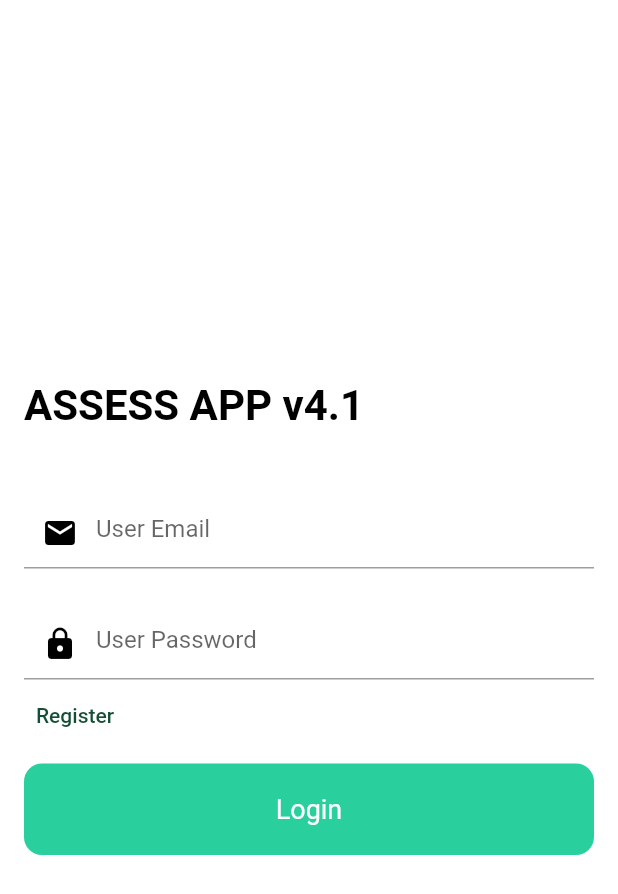
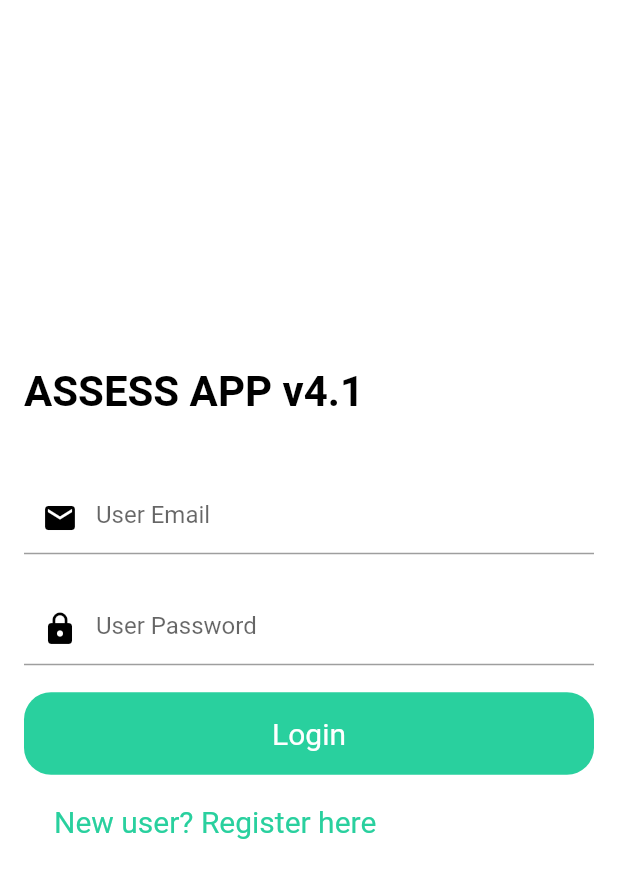
Before and after one commit to n1ghtbyte/Assessments-App, a Flutter app: the screen it shows after launch, on a phone screen of 412 x 824 dp. Shown: the top 894 px of the screen. Run offline on Flutter 3.47's test engine with Material 2 defaults, Android fonts, the phone set to English and light mode, and no system bars; our stand-ins replace cloud_firestore, firebase_auth, firebase_core, firebase_crashlytics, fl_chart, flutter_speed_dial and 2 more; accounts and stored records are empty.

Commit message:
refactor: Register more "intuitive"

```diff
--- a/lib/pages/Auth/LoginScreen.dart
+++ b/lib/pages/Auth/LoginScreen.dart
@@ -97,26 +97,17 @@ class _LoginScreenState extends State<LoginScreen> {
                 prefixIcon: Icon(Icons.lock, color: Colors.black),
               ),
             ),
-            TextButton(
-                onPressed: () {
-                  Navigator.of(context).push(MaterialPageRoute(
-                      builder: (context) => RegisterScreen()));
-                },
-                child: Text(
-                  "Register",
-                  style: TextStyle(color: Color.fromARGB(255, 21, 78, 54)),
-                )),
             SizedBox(
-              height: 8.0,
+              height: 18.0,
             ),
             Container(
               width: double.infinity,
               child: RawMaterialButton(
                 fillColor: Color(0xFF29D09E),
                 elevation: 0.0,
-                padding: EdgeInsets.symmetric(vertical: 20.0),
+                padding: EdgeInsets.symmetric(vertical: 16.0),
                 shape: RoundedRectangleBorder(
-                  borderRadius: BorderRadius.circular(12.0),
+                  borderRadius: BorderRadius.circular(18.0),
                 ),
                 onPressed: () async {
                   if (!_emailController.text.contains("@")) {
@@ -165,10 +156,18 @@ class _LoginScreenState extends State<LoginScreen> {
                 },
                 child: Text(
                   "Login",
-                  style: TextStyle(color: Colors.white, fontSize: 18.0),
+                  style: TextStyle(color: Colors.white, fontSize: 20.0),
                 ),
               ),
-            )
+            ),
+            TextButton(
+              style: TextButton.styleFrom(
+                  foregroundColor: Color(0xFF29D09E),
+                  padding: const EdgeInsets.all(20.0),
+                  textStyle: const TextStyle(fontSize: 20.0)),
+              onPressed: () {},
+              child: const Text("New user? Register here"),
+            ),
           ],
         ),
       ),
```
